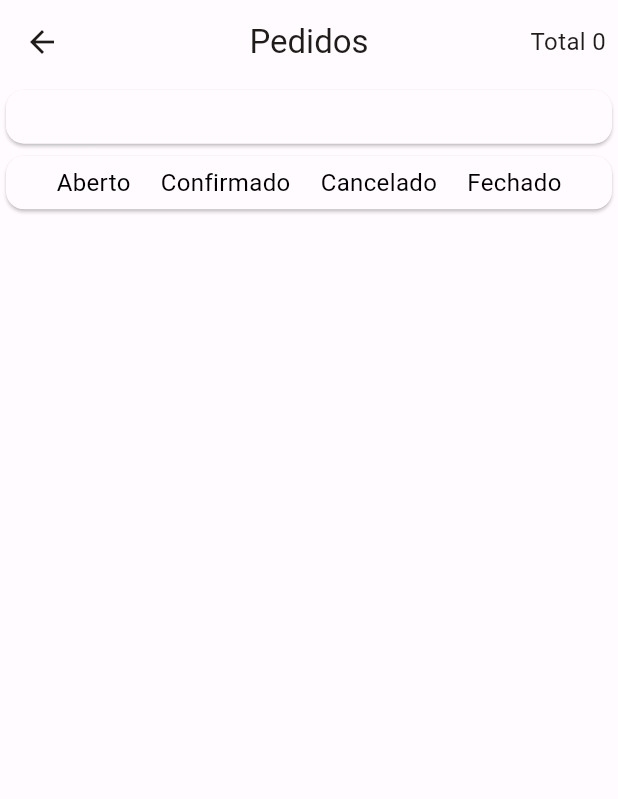
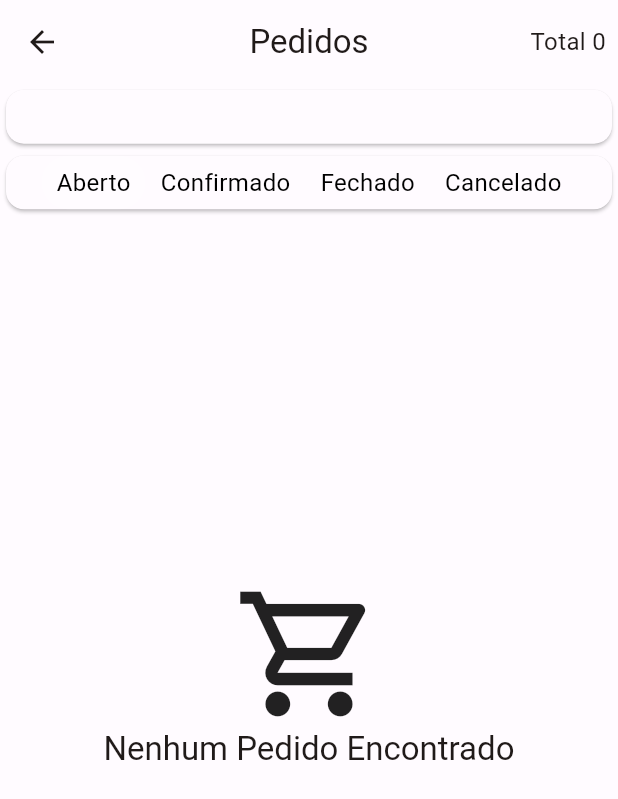
Before and after one commit to viinynunes/cardapio-manager, a Flutter app: the HomeOrderDetailsPage screen opened directly with empty values, on a phone screen of 412 x 824 dp. Shown: the top 799 px of the screen. Run offline on Flutter 3.47's test engine with Material 2 defaults, Android fonts, the phone set to English and light mode, and no system bars; our stand-ins replace cloud_firestore, dartz, firebase_auth, firebase_core, firebase_storage, fl_chart and 5 more; accounts and stored records are empty.

Commit message:
Layout finished and filtering by order status working

```diff
--- a/lib/src/modules/order/presenter/pages/home_order_details_page.dart
+++ b/lib/src/modules/order/presenter/pages/home_order_details_page.dart
@@ -22,6 +22,8 @@ class HomeOrderDetailsPage extends StatefulWidget {
 
 class _HomeOrderDetailsPageState extends State<HomeOrderDetailsPage> {
   final orderBloc = Modular.get<OrderBloc>();
+
+  OrderStatus selectedStatus = OrderStatus.open;
 
   @override
   void initState() {
@@ -83,50 +85,84 @@ class _HomeOrderDetailsPageState extends State<HomeOrderDetailsPage> {
                     children: [
                       GestureDetector(
                         onTap: () {
+                          setState(() => selectedStatus = OrderStatus.open);
                           orderBloc.add(GetOrderListByDayAndStatusAndItemEvent(
                               widget.selectedDay,
                               OrderStatus.open,
                               widget.report));
                         },
-                        child: const Padding(
-                          padding: EdgeInsets.only(left: 10, right: 10),
-                          child: Center(child: Text('Aberto')),
+                        child: Container(
+                          padding: const EdgeInsets.only(left: 10, right: 10),
+                          decoration: BoxDecoration(
+                              color: selectedStatus == OrderStatus.open
+                                  ? Theme.of(context)
+                                      .indicatorColor
+                                      .withOpacity(0.2)
+                                  : Colors.transparent,
+                              borderRadius: BorderRadius.circular(32)),
+                          child: const Center(child: Text('Aberto')),
                         ),
                       ),
                       GestureDetector(
                         onTap: () {
+                          setState(
+                              () => selectedStatus = OrderStatus.confirmed);
                           orderBloc.add(GetOrderListByDayAndStatusAndItemEvent(
                               widget.selectedDay,
                               OrderStatus.confirmed,
                               widget.report));
                         },
-                        child: const Padding(
-                          padding: EdgeInsets.only(left: 10, right: 10),
-                          child: Center(child: Text('Confirmado')),
+                        child: Container(
+                          padding: const EdgeInsets.only(left: 10, right: 10),
+                          decoration: BoxDecoration(
+                              color: selectedStatus == OrderStatus.confirmed
+                                  ? Theme.of(context)
+                                      .indicatorColor
+                                      .withOpacity(0.2)
+                                  : Colors.transparent,
+                              borderRadius: BorderRadius.circular(32)),
+                          child: const Center(child: Text('Confirmado')),
                         ),
                       ),
                       GestureDetector(
                         onTap: () {
+                          setState(() => selectedStatus = OrderStatus.closed);
+                          orderBloc.add(GetOrderListByDayAndStatusAndItemEvent(
+                              widget.selectedDay,
+                              OrderStatus.closed,
+                              widget.report));
+                        },
+                        child: Container(
+                          padding: const EdgeInsets.only(left: 10, right: 10),
+                          decoration: BoxDecoration(
+                              color: selectedStatus == OrderStatus.closed
+                                  ? Theme.of(context)
+                                      .indicatorColor
+                                      .withOpacity(0.2)
+                                  : Colors.transparent,
+                              borderRadius: BorderRadius.circular(32)),
+                          child: const Center(child: Text('Fechado')),
+                        ),
+                      ),
+                      GestureDetector(
+                        onTap: () {
+                          setState(
+                              () => selectedStatus = OrderStatus.cancelled);
                           orderBloc.add(GetOrderListByDayAndStatusAndItemEvent(
                               widget.selectedDay,
                               OrderStatus.cancelled,
                               widget.report));
                         },
-                        child: const Padding(
-                          padding: EdgeInsets.only(left: 10, right: 10),
-                          child: Center(child: Text('Cancelado')),
-                        ),
-                      ),
-                      GestureDetector(
-                        onTap: () {
-                          orderBloc.add(GetOrderListByDayAndStatusAndItemEvent(
-                              widget.selectedDay,
-                              OrderStatus.closed,
-                              widget.report));
-                        },
-                        child: const Padding(
-                          padding: EdgeInsets.only(left: 10, right: 10),
-                          child: Center(child: Text('Fechado')),
+                        child: Container(
+                          padding: const EdgeInsets.only(left: 10, right: 10),
+                          decoration: BoxDecoration(
+                              color: selectedStatus == OrderStatus.cancelled
+                                  ? Theme.of(context)
+                                      .indicatorColor
+                                      .withOpacity(0.2)
+                                  : Colors.transparent,
+                              borderRadius: BorderRadius.circular(32)),
+                          child: const Center(child: Text('Cancelado')),
                         ),
                       ),
                     ],
@@ -155,7 +191,8 @@ class _HomeOrderDetailsPageState extends State<HomeOrderDetailsPage> {
                   if (state is OrderGetListSuccessState) {
                     final orderList = state.orderList;
 
-                    return ListView.builder(
+                    return orderList.isNotEmpty
+                        ? ListView.builder(
                             itemCount: orderList.length,
                             itemBuilder: (_, index) {
                               final order = orderList[index];
@@ -163,8 +200,26 @@ class _HomeOrderDetailsPageState extends State<HomeOrderDetailsPage> {
                                 order: order,
                                 onTap: () {},
                                 selectedDay: widget.selectedDay,
+                                whenActionCompleted: () =>
+                                    GetOrderListByDayAndStatusAndItemEvent(
+                                        widget.selectedDay,
+                                        selectedStatus,
+                                        widget.report),
                               );
                             },
+                          )
+                        : Column(
+                            mainAxisAlignment: MainAxisAlignment.center,
+                            children: [
+                              const Icon(
+                                Icons.shopping_cart_outlined,
+                                size: 100,
+                              ),
+                              Text(
+                                'Nenhum Pedido Encontrado',
+                                style: Theme.of(context).textTheme.titleLarge,
+                              )
+                            ],
                           );
                   }
 
```
Lines whose indentation alone changed are shown as unchanged.
